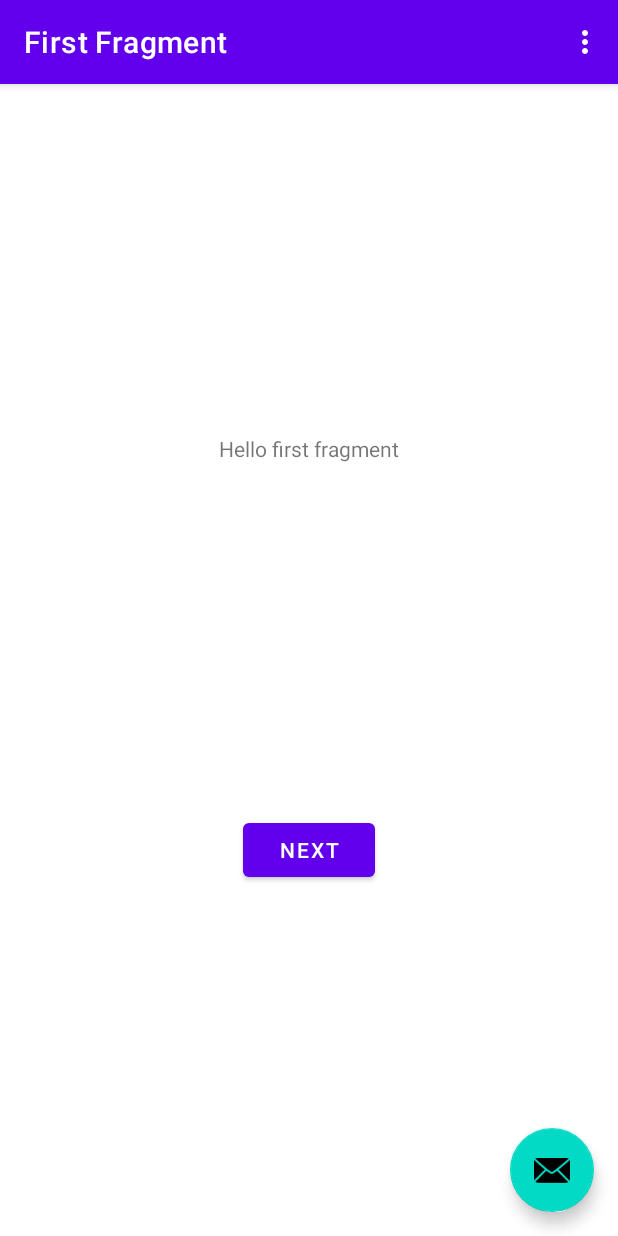
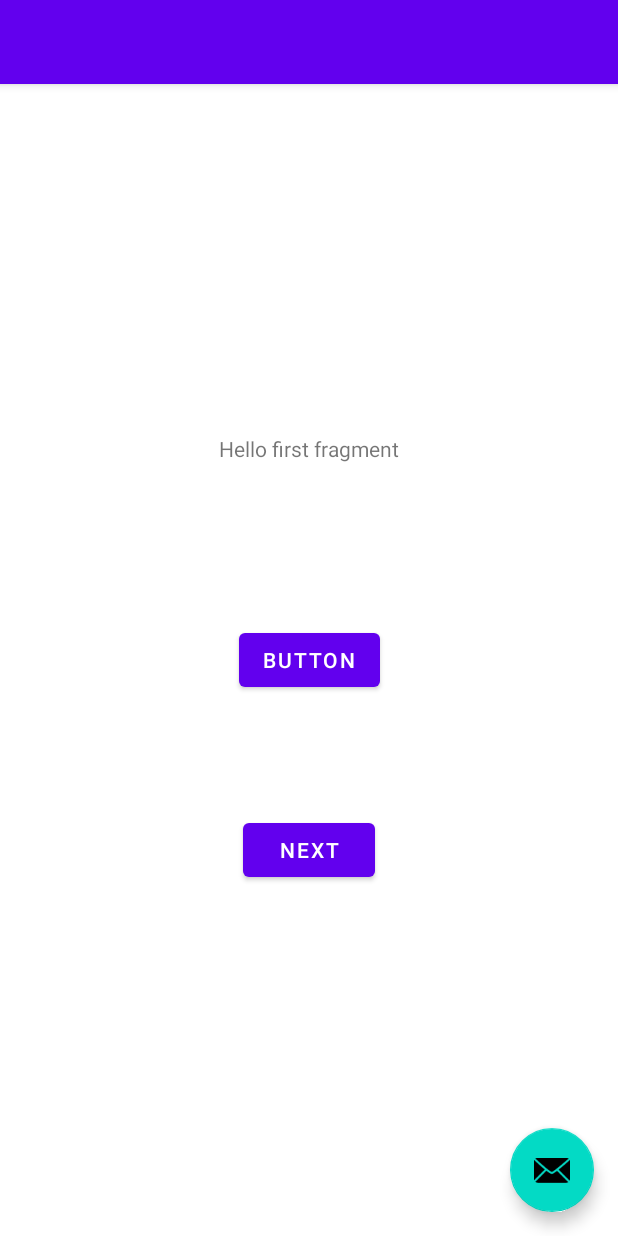
Before and after one commit to Term164/ExLibra, an Android app: the screen it shows after launch (MainActivity), on a phone screen of 412 x 824 dp. Run offline under Robolectric (Android 15) with nearby library versions, the phone set to English and light mode, and no system bars; our stand-ins replace navigation-ui.

Commit message:
Second Initial commit

```diff
--- a/app/ExLibra/app/src/main/java/com/exlibra/MainActivity.java
+++ b/app/ExLibra/app/src/main/java/com/exlibra/MainActivity.java
@@ -1,9 +1,17 @@
 package com.exlibra;
 
+import android.content.Intent;
 import android.os.Bundle;
 
+import com.google.android.gms.auth.api.signin.GoogleSignIn;
+import com.google.android.gms.auth.api.signin.GoogleSignInAccount;
+import com.google.android.gms.auth.api.signin.GoogleSignInClient;
+import com.google.android.gms.auth.api.signin.GoogleSignInOptions;
+import com.google.android.gms.common.api.ApiException;
+import com.google.android.gms.tasks.Task;
 import com.google.android.material.snackbar.Snackbar;
 
+import androidx.annotation.Nullable;
 import androidx.appcompat.app.AppCompatActivity;
 
 import android.view.View;
@@ -17,13 +25,15 @@ import com.exlibra.databinding.ActivityMainBinding;
 
 import android.view.Menu;
 import android.view.MenuItem;
+import android.widget.Button;
+import android.widget.Toast;
 
 public class MainActivity extends AppCompatActivity {
 
     private AppBarConfiguration appBarConfiguration;
     private ActivityMainBinding binding;
 
-    @Override
+   /* @Override
     protected void onCreate(Bundle savedInstanceState) {
         super.onCreate(savedInstanceState);
 
@@ -44,6 +54,8 @@ public class MainActivity extends AppCompatActivity {
             }
         });
     }
+
+    */
 
     @Override
     public boolean onCreateOptionsMenu(Menu menu) {
@@ -73,4 +85,61 @@ public class MainActivity extends AppCompatActivity {
         return NavigationUI.navigateUp(navController, appBarConfiguration)
                 || super.onSupportNavigateUp();
     }
+
+
+
+
+    GoogleSignInOptions gso;
+    GoogleSignInClient gsc;
+
+    Button googlebtn;
+
+    @Override
+    protected void onCreate(Bundle savedInstanceState) {
+        super.onCreate(savedInstanceState);
+        setContentView(R.layout.activity_main);
+
+        googlebtn = findViewById(R.id.google);
+
+        gso=new GoogleSignInOptions.Builder(GoogleSignInOptions.DEFAULT_SIGN_IN)
+                .requestEmail()
+                .build();
+
+        gsc= GoogleSignIn.getClient(this,gso);
+
+        googlebtn.setOnClickListener(new View.OnClickListener() {
+            @Override
+            public void onClick(View view) {
+                SignIn();
+            }
+        });
+
+
+
+
+    }
+
+    private void SignIn() {
+        Intent intent=gsc.getSignInIntent();
+        startActivityForResult(intent, 100);
+    }
+
+    @Override
+    protected void onActivityResult(int requestCode, int resultCode, @Nullable Intent data) {
+        super.onActivityResult(requestCode, resultCode, data);
+        if(requestCode==100){
+            Task<GoogleSignInAccount> task=GoogleSignIn.getSignedInAccountFromIntent(data);
+            try {
+                task.getResult(ApiException.class);
+
+            } catch (ApiException e) {
+                Toast.makeText(this, "Error", Toast.LENGTH_SHORT).show();
+            }
+        }
+    }
+
+
+
+
+
 }
--- a/app/ExLibra/app/src/main/res/layout/content_main.xml
+++ b/app/ExLibra/app/src/main/res/layout/content_main.xml
@@ -1,6 +1,7 @@
 <?xml version="1.0" encoding="utf-8"?>
 <androidx.constraintlayout.widget.ConstraintLayout xmlns:android="http://schemas.android.com/apk/res/android"
     xmlns:app="http://schemas.android.com/apk/res-auto"
+    xmlns:tools="http://schemas.android.com/tools"
     android:layout_width="match_parent"
     android:layout_height="match_parent"
     app:layout_behavior="@string/appbar_scrolling_view_behavior">
@@ -16,4 +17,14 @@
         app:layout_constraintStart_toStartOf="parent"
         app:layout_constraintTop_toTopOf="parent"
         app:navGraph="@navigation/nav_graph" />
+
+    <Button
+        android:id="@+id/google"
+        android:layout_width="wrap_content"
+        android:layout_height="wrap_content"
+        android:text="Button"
+        app:layout_constraintBottom_toBottomOf="parent"
+        app:layout_constraintEnd_toEndOf="@+id/nav_host_fragment_content_main"
+        app:layout_constraintStart_toStartOf="parent"
+        app:layout_constraintTop_toTopOf="parent" />
 </androidx.constraintlayout.widget.ConstraintLayout>
```
Also changed, not shown: app/ExLibra/app/build.gradle (+10 -0 lines).
